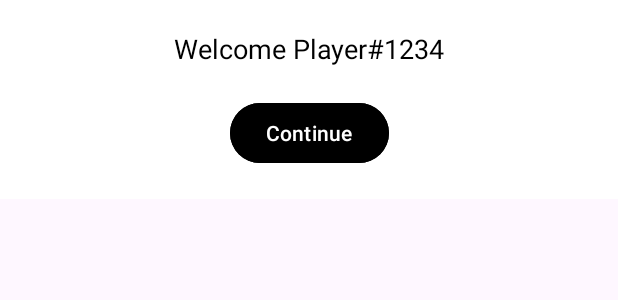
After one commit to DominikHupko/Pirates, an Android app: the layout dialog_welcome.xml on its own in the app's theme, with its tools: preview values and no code run, on a phone screen of 412 x 824 dp. The commit adds this screen. Shown: the top 300 px of the screen. Run offline under Robolectric (Android 15) with nearby library versions, the phone set to English and light mode, and no system bars.

Commit message:
bejelntkezes
bejelentkezes playerkent vagy guestkent. Belepes utan megjelenik egy "Welcome" uzenet

```diff
--- a/app/src/main/AndroidManifest.xml
+++ b/app/src/main/AndroidManifest.xml
@@ -12,7 +12,7 @@
         android:supportsRtl="true"
         android:theme="@style/Theme.Pirates"
         tools:targetApi="31">
-        <activity android:name=".MainActivity" android:exported="true" android:screenOrientation="portrait">
+        <activity android:name=".StarterActivity" android:exported="true" android:screenOrientation="portrait">
             <intent-filter>
                 <action android:name="android.intent.action.MAIN" />
                 <category android:name="android.intent.category.LAUNCHER" />
@@ -21,7 +21,7 @@
         <activity android:name=".TaskGeneratorActivity" android:exported="false" android:screenOrientation="portrait"/>
 
         <activity
-            android:name=".StarterActivity"
+            android:name=".MainActivity"
             android:exported="false"
             android:screenOrientation="portrait"/>
     </application>
--- /dev/null
+++ b/app/src/main/res/drawable/rounded_input_background.xml
@@ -0,0 +1,6 @@
+<?xml version="1.0" encoding="utf-8"?>
+<shape xmlns:android="http://schemas.android.com/apk/res/android">
+    <solid android:color="#E0E0E0" />
+    <corners android:radius="10dp" />
+    <stroke android:width="1dp" android:color="#BDBDBD" />
+</shape>
--- a/app/src/main/res/layout/activity_main.xml
+++ b/app/src/main/res/layout/activity_main.xml
@@ -6,6 +6,7 @@
     android:layout_height="match_parent"
     android:background="@color/blue"
     tools:context=".MainActivity">
+
 
     <ImageView
         android:layout_width="183dp"
@@ -86,4 +87,5 @@
         app:srcCompat="@drawable/tree"
         android:elevation="1dp"/>
 
+
 </androidx.constraintlayout.widget.ConstraintLayout>
--- /dev/null
+++ b/app/src/main/res/layout/dialog_welcome.xml
@@ -0,0 +1,33 @@
+<?xml version="1.0" encoding="utf-8"?>
+<androidx.constraintlayout.widget.ConstraintLayout
+    xmlns:android="http://schemas.android.com/apk/res/android"
+    xmlns:app="http://schemas.android.com/apk/res-auto"
+    android:layout_width="match_parent"
+    android:layout_height="wrap_content"
+    android:background="@android:color/white"
+    android:padding="20dp">
+
+    <TextView
+        android:id="@+id/welcome_message"
+        android:layout_width="wrap_content"
+        android:layout_height="wrap_content"
+        android:text="Welcome Player#1234"
+        android:textSize="18sp"
+        android:textColor="@android:color/black"
+        app:layout_constraintTop_toTopOf="parent"
+        app:layout_constraintStart_toStartOf="parent"
+        app:layout_constraintEnd_toEndOf="parent" />
+
+    <Button
+        android:id="@+id/continue_button"
+        android:layout_width="wrap_content"
+        android:layout_height="wrap_content"
+        android:layout_marginTop="20dp"
+        android:text="Continue"
+        android:backgroundTint="@android:color/black"
+        android:textColor="@android:color/white"
+        app:layout_constraintTop_toBottomOf="@id/welcome_message"
+        app:layout_constraintStart_toStartOf="parent"
+        app:layout_constraintEnd_toEndOf="parent" />
+
+</androidx.constraintlayout.widget.ConstraintLayout>
--- a/app/src/main/res/values/strings.xml
+++ b/app/src/main/res/values/strings.xml
@@ -1,4 +1,5 @@
 <resources>
     <string name="app_name">Pi Rates</string>
     <string name="start_button">Start</string>
+    <string name="welcome">Welcome to</string>
 </resources>
```
Also changed, not shown: app/src/main/java/com/example/pi_rates/MainActivity.java (+38 -0 lines), app/src/main/java/com/example/pi_rates/StarterActivity.java (+59 -0 lines), app/src/main/res/layout/activity_starter.xml (+57 -22 lines), app/src/main/res/layout/dialog_enter_name.xml (added, +59 -0 lines).
